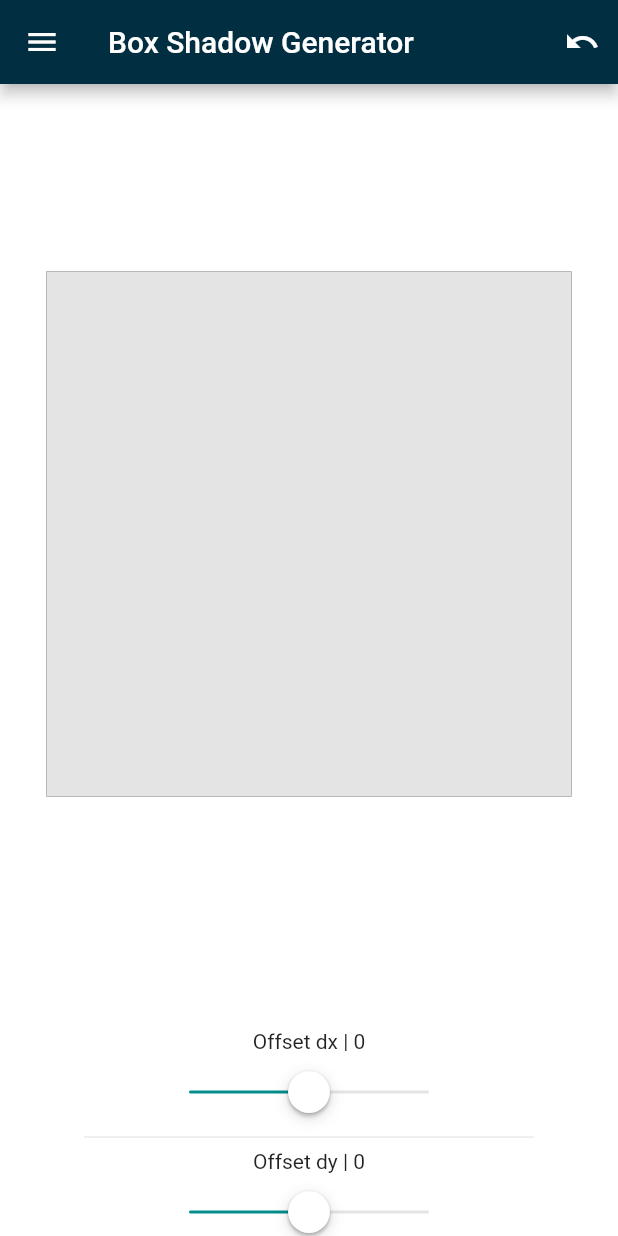
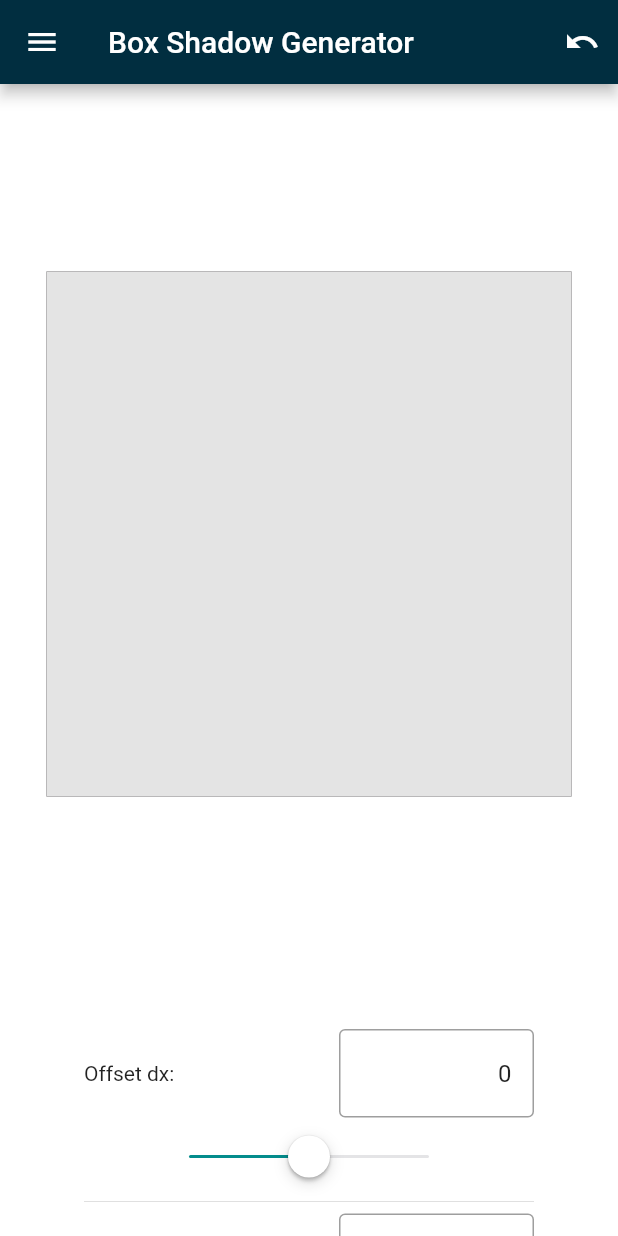
Before and after one commit to wieczorek0807/web_generator, a Flutter app: the screen it shows after launch, on a phone screen of 412 x 824 dp. Run offline on Flutter 3.47's test engine with Material 2 defaults, Android fonts, the phone set to English and light mode, and no system bars; our stand-ins replace dartz, equatable, flutter_bloc, freezed_annotation, get_it, hydrated_bloc; missing offline and left inert: flex_color_picker.

Commit message:
textFormField added

```diff
--- a/lib/src/presentation/widgets/global/app_value_slider.dart
+++ b/lib/src/presentation/widgets/global/app_value_slider.dart
@@ -1,10 +1,14 @@
 import 'package:box_shadow_generator/src/core/values/colors.dart';
+import 'package:box_shadow_generator/src/presentation/bloc/animated_box/animated_box_bloc.dart';
 import 'package:flutter/cupertino.dart';
+import 'package:flutter/material.dart';
+import 'package:flutter/services.dart';
+import 'package:provider/provider.dart';
 
 import '../../../core/values/dimens.dart';
 
 class AppValueSlider extends StatelessWidget {
-  const AppValueSlider({
+  AppValueSlider({
     required this.title,
     required this.value,
     this.onChanged,
@@ -24,13 +28,57 @@ class AppValueSlider extends StatelessWidget {
 
   static const _min = -50.0;
   static const _max = 50.0;
+  var _formKey = GlobalKey<FormState>();
 
   @override
-  Widget build(BuildContext context) => Column(
+  Widget build(BuildContext context) {
+    // final myController = TextEditingController();
+    // myController.text = value.floor().toString();
+    final _formKey = GlobalKey<FormState>();
+
+    return Column(
       mainAxisSize: MainAxisSize.min,
       crossAxisAlignment: CrossAxisAlignment.center,
       children: [
-          Text('$title | ${value.floor()}'),
+        Row(
+          crossAxisAlignment: CrossAxisAlignment.center,
+          mainAxisAlignment: MainAxisAlignment.spaceBetween,
+          children: [
+            Text('$title:'),
+            SizedBox(
+              width: 130,
+              child: Form(
+                key: _formKey,
+                child: TextFormField(
+                  maxLines: 1,
+                  textAlign: TextAlign.right,
+                  initialValue: value.floor().toString(),
+                  onFieldSubmitted: (value) {
+                    if (_formKey.currentState!.validate()) {
+                      onChanged!(double.parse(value));
+                    }
+                  },
+                  decoration:
+                      const InputDecoration(border: OutlineInputBorder()),
+                  keyboardType: TextInputType.number,
+                  validator: (value) {
+                    if (!(value == null || value.isEmpty)) {
+                      try {
+                        final doubleValue = double.parse(value);
+                        if (doubleValue >= min && doubleValue <= max) {
+                          return null;
+                        }
+                      } catch (_) {
+                        return '$min<= number <=$max';
+                      }
+                    }
+                    return '$min<= number <=$max';
+                  },
+                ),
+              ),
+            )
+          ],
+        ),
         const SizedBox(height: AppDimens.d4),
         CupertinoSlider(
           activeColor: AppColors.darkCyan,
@@ -43,3 +91,4 @@ class AppValueSlider extends StatelessWidget {
       ],
     );
   }
+}
```
Lines whose indentation alone changed are shown as unchanged.
